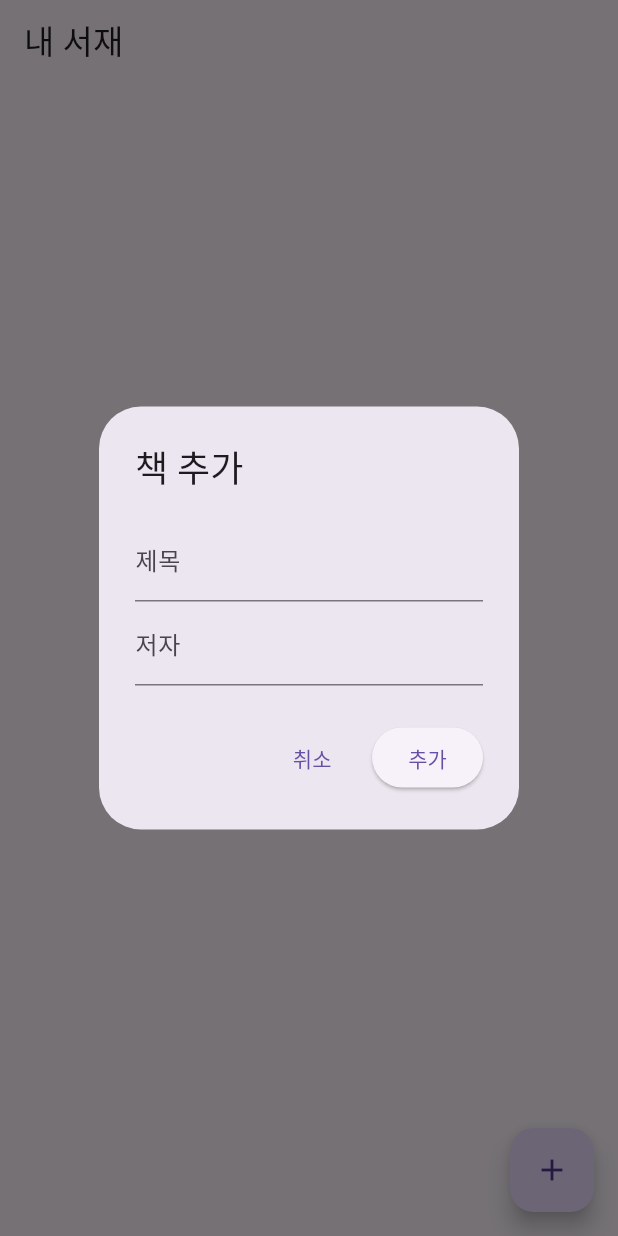
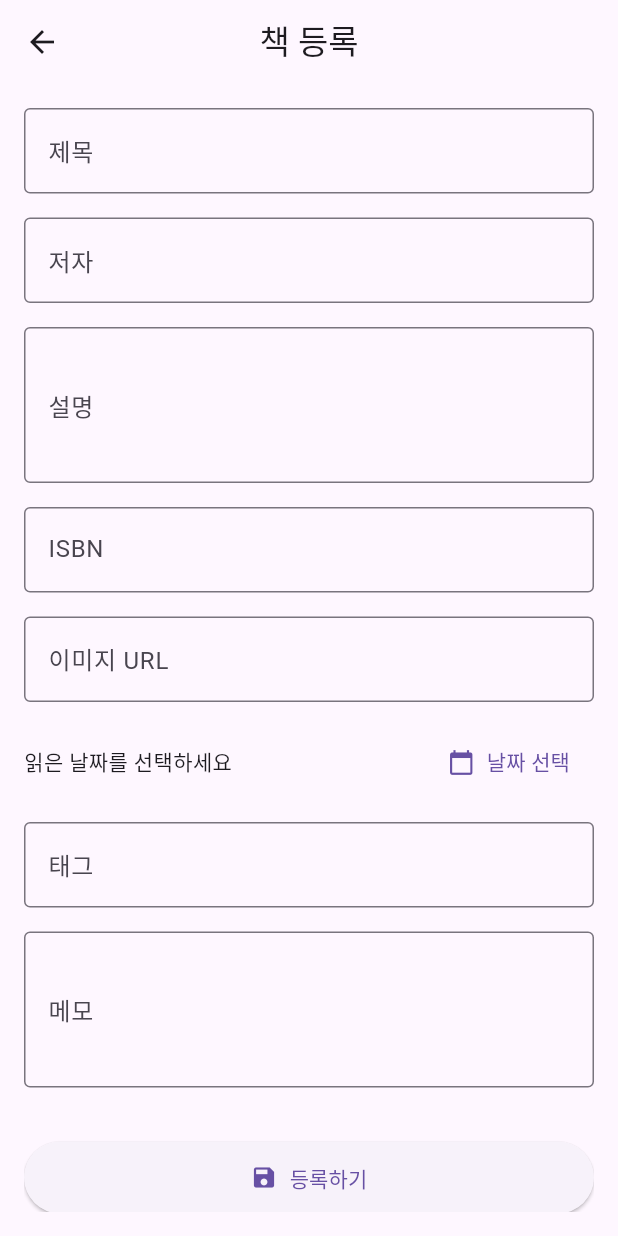
Before and after one commit to IdiotsPapa/BookReadingManager, a Flutter app: the screen it shows after launch, after a tap on the "add" icon, on a phone screen of 412 x 824 dp. Run offline on Flutter 3.47's test engine with Material 3 defaults, Android fonts, the phone set to English and light mode, and no system bars; our stand-ins replace hive, hive_flutter; accounts and stored records are empty.

Commit message:
책등록 조회까지 기능완료

```diff
--- a/lib/models/book.dart
+++ b/lib/models/book.dart
@@ -1,30 +1,72 @@
-import 'package:hive/hive.dart'; // Hive 필수 import
+import 'package:hive/hive.dart';
 
-part 'book.g.dart'; // 자동 생성 파일, 반드시 part 사용
+part 'book.g.dart';
 
+/// 📚 Book 모델
+/// OCR로 추출된 텍스트 기반 → Google Books API 자동완성 결과와 결합
+/// 이후 AI 추천(태그, 요약)까지 반영 가능하도록 확장 설계
 @HiveType(typeId: 0)
 class Book extends HiveObject {
+  /// 책 제목
   @HiveField(0)
   String title;
 
+  /// 저자명
   @HiveField(1)
   String author;
 
+  /// 책 설명 (OCR 또는 Google Books에서 자동 완성)
   @HiveField(2)
+  String description;
+
+  /// 국제 표준 도서번호 (ISBN)
+  @HiveField(3)
   String? isbn;
 
-  @HiveField(3)
+  /// 책 표지 이미지 경로 (로컬 경로 or 네트워크 URL)
+  @HiveField(4)
   String? imageUrl;
 
-  @HiveField(4)
+  /// 사용자가 실제 읽은 날짜
+  @HiveField(5)
   DateTime? readDate;
 
-  // 생성자
+  /// OCR 원문 텍스트 (디버깅 및 재처리용)
+  @HiveField(6)
+  String? ocrText;
+
+  /// AI 또는 Google Books에서 분석된 주요 키워드 태그 목록
+  @HiveField(7)
+  List<String>? tags;
+
+  /// Google Books API의 식별자 (volumeId)
+  @HiveField(8)
+  String? googleBookId;
+
+  /// 사용자의 개인 메모 / 코멘트
+  @HiveField(9)
+  String? note;
+
+  /// 등록 일자 (기록 관리용)
+  @HiveField(10)
+  DateTime createdAt;
+
+  /// 수정 일자 (자동 갱신)
+  @HiveField(11)
+  DateTime? updatedAt;
+
   Book({
     required this.title,
     required this.author,
+    this.description = '',
     this.isbn,
     this.imageUrl,
     this.readDate,
-  });
+    this.ocrText,
+    this.tags,
+    this.googleBookId,
+    this.note,
+    DateTime? createdAt,
+    this.updatedAt,
+  }) : createdAt = createdAt ?? DateTime.now();
 }
--- a/lib/pages/book_list_page.dart
+++ b/lib/pages/book_list_page.dart
@@ -1,89 +1,157 @@
 import 'package:flutter/material.dart';
 import 'package:hive_flutter/hive_flutter.dart';
+import 'package:intl/intl.dart';
 import '../models/book.dart';
+import 'book_register_page.dart';
 
 class BookListPage extends StatefulWidget {
-  const BookListPage({super.key});
+  const BookListPage({Key? key}) : super(key: key);
 
   @override
   State<BookListPage> createState() => _BookListPageState();
 }
 
 class _BookListPageState extends State<BookListPage> {
-  final TextEditingController _titleController = TextEditingController();
-  final TextEditingController _authorController = TextEditingController();
+  late final Box<Book> _bookBox;
 
-  void _addBook() {
-    final String title = _titleController.text;
-    final String author = _authorController.text;
-
-    if (title.isEmpty || author.isEmpty) return;
-
-    final book = Book(title: title, author: author);
-    Hive.box<Book>('books').add(book);
-
-    _titleController.clear();
-    _authorController.clear();
-    Navigator.of(context).pop();
-  }
-
-  void _showAddBookDialog() {
-    showDialog(
-      context: context,
-      builder: (context) => AlertDialog(
-        title: const Text("책 추가"),
-        content: Column(
-          mainAxisSize: MainAxisSize.min,
-          children: [
-            TextField(
-                controller: _titleController,
-                decoration: const InputDecoration(labelText: "제목")),
-            TextField(
-                controller: _authorController,
-                decoration: const InputDecoration(labelText: "저자")),
-          ],
-        ),
-        actions: [
-          TextButton(
-              onPressed: () => Navigator.of(context).pop(),
-              child: const Text("취소")),
-          ElevatedButton(onPressed: _addBook, child: const Text("추가")),
-        ],
-      ),
-    );
+  @override
+  void initState() {
+    super.initState();
+    _bookBox = Hive.box<Book>('books');
   }
 
   @override
   Widget build(BuildContext context) {
     return Scaffold(
       appBar: AppBar(
-        title: const Text("내 서재"),
+        title: const Text('내 서재'),
+        actions: [
+          IconButton(
+            icon: const Icon(Icons.add),
+            tooltip: '책 등록',
+            onPressed: () async {
+              await Navigator.push(
+                context,
+                MaterialPageRoute(builder: (_) => const BookRegisterPage()),
+              );
+              setState(() {}); // 돌아오면 새로고침
+            },
+          ),
+        ],
       ),
-      body: ValueListenableBuilder<Box<Book>>(
-        valueListenable: Hive.box<Book>('books').listenable(),
-        builder: (context, box, _) {
+      body: ValueListenableBuilder(
+        valueListenable: _bookBox.listenable(),
+        builder: (context, Box<Book> box, _) {
           if (box.values.isEmpty) {
-            return const Center(child: Text("등록된 책이 없습니다."));
+            return const Center(child: Text('등록된 책이 없습니다.\n+ 버튼을 눌러 추가하세요.'));
           }
+
+          final books = box.values.toList().cast<Book>();
+
           return ListView.builder(
-            itemCount: box.length,
+            padding: const EdgeInsets.all(8),
+            itemCount: books.length,
             itemBuilder: (context, index) {
-              final book = box.getAt(index);
-              return ListTile(
-                title: Text(book!.title),
-                subtitle: Text(book.author),
-                trailing: IconButton(
-                  icon: const Icon(Icons.delete),
-                  onPressed: () => box.deleteAt(index),
-                ),
-              );
+              final book = books[index];
+              return _buildBookCard(book);
             },
           );
         },
       ),
-      floatingActionButton: FloatingActionButton(
-        onPressed: _showAddBookDialog,
-        child: const Icon(Icons.add),
+    );
+  }
+
+  Widget _buildBookCard(Book book) {
+    return Card(
+      elevation: 3,
+      margin: const EdgeInsets.symmetric(vertical: 8, horizontal: 4),
+      shape: RoundedRectangleBorder(borderRadius: BorderRadius.circular(12)),
+      child: ListTile(
+        leading: (book.imageUrl?.isNotEmpty ?? false)
+            ? ClipRRect(
+                borderRadius: BorderRadius.circular(8),
+                child: Image.network(
+                  book.imageUrl!,
+                  width: 50,
+                  height: 70,
+                  fit: BoxFit.cover,
+                  errorBuilder: (_, __, ___) =>
+                      const Icon(Icons.book, size: 40, color: Colors.grey),
+                ),
+              )
+            : const Icon(Icons.book_outlined, size: 40, color: Colors.grey),
+        title: Text(
+          book.title,
+          style: const TextStyle(fontWeight: FontWeight.bold, fontSize: 16),
+        ),
+        subtitle: Column(
+          crossAxisAlignment: CrossAxisAlignment.start,
+          children: [
+            Text(book.author, style: const TextStyle(color: Colors.black54)),
+            if (book.readDate != null)
+              Text(
+                '읽은 날짜: ${DateFormat('yyyy-MM-dd').format(book.readDate!)}',
+                style: const TextStyle(fontSize: 12, color: Colors.grey),
+              ),
+            if ((book.tags?.isNotEmpty ?? false))
+              Padding(
+                padding: const EdgeInsets.only(top: 4.0),
+                child: Wrap(
+                  spacing: 6,
+                  children: (book.tags ?? [])
+                      .map((tag) => Chip(
+                            label: Text(tag),
+                            backgroundColor: Colors.blue.shade50,
+                            labelStyle: const TextStyle(fontSize: 12),
+                          ))
+                      .toList(),
+                ),
+              ),
+          ],
+        ),
+        onTap: () {
+          _showBookDetailDialog(book);
+        },
+      ),
+    );
+  }
+
+  void _showBookDetailDialog(Book book) {
+    showDialog(
+      context: context,
+      builder: (context) => AlertDialog(
+        title: Text(book.title),
+        content: SingleChildScrollView(
+          child: Column(
+            crossAxisAlignment: CrossAxisAlignment.start,
+            children: [
+              if (book.imageUrl != null && book.imageUrl!.isNotEmpty)
+                Center(
+                  child: Image.network(
+                    book.imageUrl!,
+                    height: 180,
+                    errorBuilder: (_, __, ___) =>
+                        const Icon(Icons.book, size: 80),
+                  ),
+                ),
+              const SizedBox(height: 12),
+              Text('저자: ${book.author}'),
+              if (book.isbn != null) Text('ISBN: ${book.isbn}'),
+              const SizedBox(height: 8),
+              Text(
+                  '설명:\n${book.description.isNotEmpty ? book.description : "설명 없음"}'),
+              const SizedBox(height: 8),
+              if (book.note != null && book.note!.isNotEmpty)
+                Text('메모:\n${book.note!}'),
+            ],
+          ),
+        ),
+        actions: [
+          TextButton(
+            onPressed: () => Navigator.pop(context),
+            child: const Text('닫기'),
+          ),
+        ],
       ),
     );
   }
--- /dev/null
+++ b/lib/pages/book_register_page.dart
@@ -0,0 +1,172 @@
+import 'package:flutter/material.dart';
+import 'package:hive/hive.dart';
+import 'package:intl/intl.dart';
+import '../models/book.dart';
+
+class BookRegisterPage extends StatefulWidget {
+  const BookRegisterPage({Key? key}) : super(key: key);
+
+  @override
+  State<BookRegisterPage> createState() => _BookRegisterPageState();
+}
+
+class _BookRegisterPageState extends State<BookRegisterPage> {
+  final _formKey = GlobalKey<FormState>();
+  final _titleController = TextEditingController();
+  final _authorController = TextEditingController();
+  final _descriptionController = TextEditingController();
+  final _isbnController = TextEditingController();
+  final _imageUrlController = TextEditingController();
+  final _tagsController = TextEditingController();
+  final _noteController = TextEditingController();
+
+  DateTime? _selectedDate;
+
+  Future<void> _saveBook() async {
+    if (_formKey.currentState!.validate()) {
+      final box = Hive.box<Book>('books');
+
+      final newBook = Book(
+        title: _titleController.text.trim(),
+        author: _authorController.text.trim(),
+        description: _descriptionController.text.trim(),
+        isbn: _isbnController.text.trim().isNotEmpty
+            ? _isbnController.text.trim()
+            : null,
+        imageUrl: _imageUrlController.text.trim().isNotEmpty
+            ? _imageUrlController.text.trim()
+            : null,
+        readDate: _selectedDate,
+        tags: _tagsController.text.isNotEmpty
+            ? _tagsController.text.split(',').map((tag) => tag.trim()).toList()
+            : [],
+        note: _noteController.text.trim(),
+      );
+
+      await box.add(newBook);
+
+      if (mounted) {
+        ScaffoldMessenger.of(context).showSnackBar(
+          const SnackBar(content: Text('책이 성공적으로 등록되었습니다!')),
+        );
+        Navigator.pop(context);
+      }
+    }
+  }
+
+  Future<void> _pickDate() async {
+    final now = DateTime.now();
+    final picked = await showDatePicker(
+      context: context,
+      initialDate: now,
+      firstDate: DateTime(1900),
+      lastDate: DateTime(now.year + 1),
+    );
+
+    if (picked != null) {
+      setState(() {
+        _selectedDate = picked;
+      });
+    }
+  }
+
+  @override
+  void dispose() {
+    _titleController.dispose();
+    _authorController.dispose();
+    _descriptionController.dispose();
+    _isbnController.dispose();
+    _imageUrlController.dispose();
+    _tagsController.dispose();
+    _noteController.dispose();
+    super.dispose();
+  }
+
+  @override
+  Widget build(BuildContext context) {
+    return Scaffold(
+      appBar: AppBar(
+        title: const Text('책 등록'),
+        centerTitle: true,
+      ),
+      body: Padding(
+        padding: const EdgeInsets.all(16.0),
+        child: Form(
+          key: _formKey,
+          child: ListView(
+            children: [
+              _buildTextField(_titleController, '제목', '책 제목을 입력하세요'),
+              _buildTextField(_authorController, '저자', '저자를 입력하세요'),
+              _buildTextField(
+                  _descriptionController, '설명', '책에 대한 간단한 설명을 입력하세요',
+                  maxLines: 3),
+              _buildTextField(_isbnController, 'ISBN', 'ISBN 번호를 입력하세요'),
+              _buildTextField(
+                  _imageUrlController, '이미지 URL', '책 표지 이미지 URL을 입력하세요'),
+              _buildDatePicker(),
+              _buildTextField(
+                  _tagsController, '태그', '쉼표(,)로 구분하여 입력하세요 (예: 심리, 자기계발)'),
+              _buildTextField(_noteController, '메모', '책에 대한 개인 메모를 입력하세요',
+                  maxLines: 3),
+              const SizedBox(height: 20),
+              ElevatedButton.icon(
+                onPressed: _saveBook,
+                icon: const Icon(Icons.save),
+                label: const Text('등록하기'),
+                style: ElevatedButton.styleFrom(
+                  padding: const EdgeInsets.symmetric(vertical: 14),
+                ),
+              ),
+            ],
+          ),
+        ),
+      ),
+    );
+  }
+
+  Widget _buildTextField(
+      TextEditingController controller, String label, String hint,
+      {int maxLines = 1}) {
+    return Padding(
+      padding: const EdgeInsets.only(bottom: 16.0),
+      child: TextFormField(
+        controller: controller,
+        maxLines: maxLines,
+        decoration: InputDecoration(
+          labelText: label,
+          hintText: hint,
+          border: const OutlineInputBorder(),
+        ),
+        validator: (value) {
+          if ((label == '제목' || label == '저자') &&
+              (value == null || value.trim().isEmpty)) {
+            return '$label을(를) 입력해주세요.';
+          }
+          return null;
+        },
+      ),
+    );
+  }
+
+  Widget _buildDatePicker() {
+    return Padding(
+      padding: const EdgeInsets.only(bottom: 16.0),
+      child: Row(
+        children: [
+          Expanded(
+            child: Text(
+              _selectedDate == null
+                  ? '읽은 날짜를 선택하세요'
+                  : '읽은 날짜: ${DateFormat('yyyy-MM-dd').format(_selectedDate!)}',
+            ),
+          ),
+          TextButton.icon(
+            onPressed: _pickDate,
+            icon: const Icon(Icons.calendar_today),
+            label: const Text('날짜 선택'),
+          ),
+        ],
+      ),
+    );
+  }
+}
--- a/pubspec.yaml
+++ b/pubspec.yaml
@@ -42,6 +42,8 @@ dependencies:
 
     # 📂 파일 경로 접근
   path_provider: ^2.1.0
+
+  intl: ^0.19.0
 
 dev_dependencies:
   flutter_test:
```
Also changed, not shown: lib/pages/book_page.dart (added, +35 -0 lines), lib/pages/history_page.dart (added, +12 -0 lines), lib/pages/home_page.dart (added, +50 -0 lines), lib/pages/plan_page.dart (added, +12 -0 lines), lib/pages/profile_page.dart (added, +12 -0 lines), lib/models/book.g.dart, pubspec.lock.
